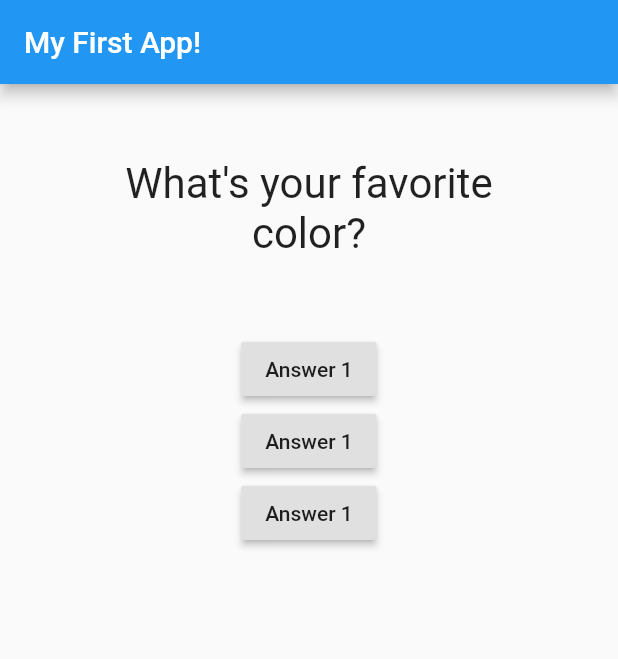
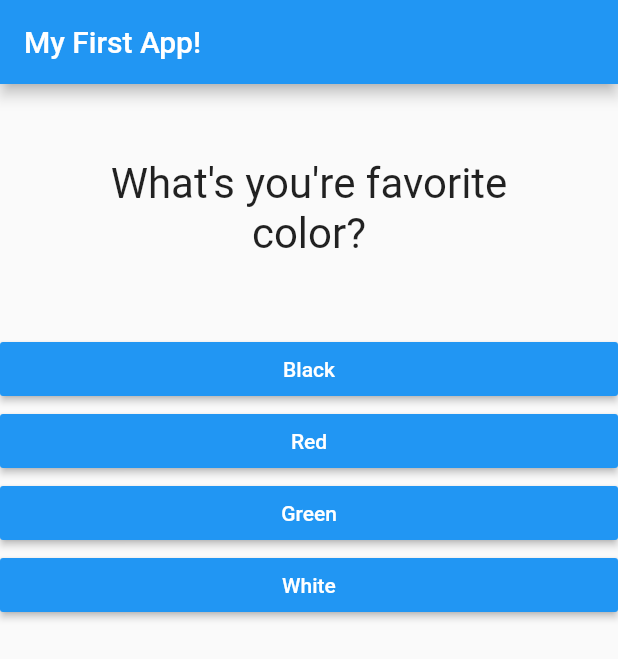
Before and after one commit to asb9189/Flutter_Complete_Guide, a Flutter app: the screen it shows after launch, on a phone screen of 412 x 824 dp. Shown: the top 659 px of the screen. Run offline on Flutter 3.47's test engine with Material 2 defaults, Android fonts, the phone set to English and light mode, and no system bars.

```diff
--- /dev/null
+++ b/lib/answer.dart
@@ -0,0 +1,23 @@
+import 'package:flutter/material.dart';
+
+class Answer extends StatelessWidget {
+
+  final Function funcPointer;
+  final String answerText;
+
+  Answer(this.funcPointer, this.answerText);
+
+  @override
+  Widget build(BuildContext context) {
+    return Container(
+      width: double.infinity,
+      child: RaisedButton(
+              color: Colors.blue,
+              textColor: Colors.white,
+              child: Text(answerText),
+              onPressed: funcPointer),
+
+    );
+  }
+
+}
--- a/lib/main.dart
+++ b/lib/main.dart
@@ -1,5 +1,7 @@
 import 'package:flutter/material.dart';
-import './question.dart';
+import './quiz.dart';
+import './result.dart';
+
 
 void main() {
   //pass main widget to be run
@@ -19,34 +21,43 @@ class _MyAppState extends State<MyApp> {
 
   int _questionIndex = 0;
 
+  final _questions = [
+
+      //These are just maps
+      {"questionText": "What's you're favorite color?", "answers": [
+        "Black", "Red", "Green", "White"]},
+
+      {"questionText": "What's you're favorite animal?", "answers": [
+        "Rabbit", "Snake", "Elaphant", "Lion"]},
+
+      {"questionText": "What's you're favorite instructor?", "answers": [
+        "Max", "Max", "Max", "Max"]}
+    ];
+
   void _answerQuestion() {
+
     setState(() {
       _questionIndex++;
     });
 
-    print(_questionIndex);
+    if (_questionIndex < _questions.length) {
+      print("We have more questions!");
+    } else {
+      print("No more questions!");
+    }
+
   }
 
   @override
   Widget build(BuildContext context) {
-
-    var questions = ["What's your favorite color?", "What's your favorite animal?"];
     return MaterialApp(
       home: Scaffold(
         appBar: AppBar(
           title: Text("My First App!"),
         ), //AppBar
-        body: Column(
-          children: [
-            Question(questions[_questionIndex]),
-            RaisedButton(child: Text("Answer 1"), onPressed: _answerQuestion),
-            RaisedButton(child: Text("Answer 1"), onPressed: () => print("answer 2")),
-            RaisedButton(child: Text("Answer 1"), onPressed: () {
-              print("answer 3");
-            }),
-          ]
-        ), //Column
-      ), //Scaffold
-    ); //MaterailApp
+        body: _questionIndex < _questions.length
+        ? Quiz(answerQuestion: _answerQuestion, questions: _questions, questionIndex: _questionIndex,)
+        : Result()),
+    );
   }
 }
--- /dev/null
+++ b/lib/quiz.dart
@@ -0,0 +1,30 @@
+
+
+import 'package:flutter/material.dart';
+import './question.dart';
+import './answer.dart';
+
+
+
+class Quiz extends StatelessWidget {
+
+  final List<Map<String, Object>> questions;
+  final int questionIndex;
+  final Function answerQuestion;
+
+  Quiz({@required this.answerQuestion, @required this.questions, @required this.questionIndex});
+
+  @override
+  Widget build(BuildContext context) {
+    return Column(
+
+      children: [
+        Question(questions[questionIndex]["questionText"]),
+
+        ...(questions[questionIndex]["answers"] as List<String>).map( (answer) {
+          return new Answer(answerQuestion, answer);
+        }).toList()
+      ]
+    );
+  }
+}
--- /dev/null
+++ b/lib/result.dart
@@ -0,0 +1,9 @@
+import 'package:flutter/material.dart';
+
+class Result extends StatelessWidget {
+  @override
+  Widget build(BuildContext context) {
+    return Center(
+      child: Text("You did it"));
+  }
+}
--- a/pubspec.yaml
+++ b/pubspec.yaml
@@ -14,7 +14,7 @@ description: A new Flutter project.
 version: 1.0.0+1
 
 environment:
-  sdk: ">=2.1.0 <3.0.0"
+  sdk: ">=2.2.2 <3.0.0"
 
 dependencies:
   flutter:
```
